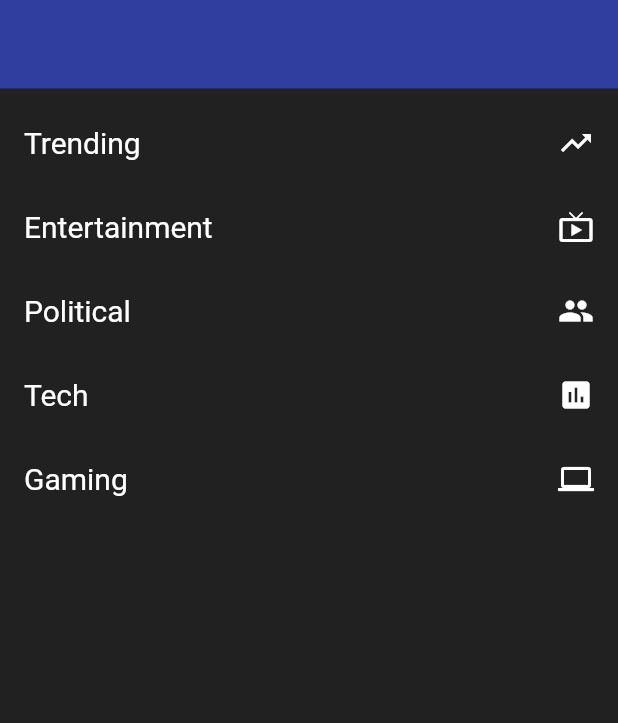
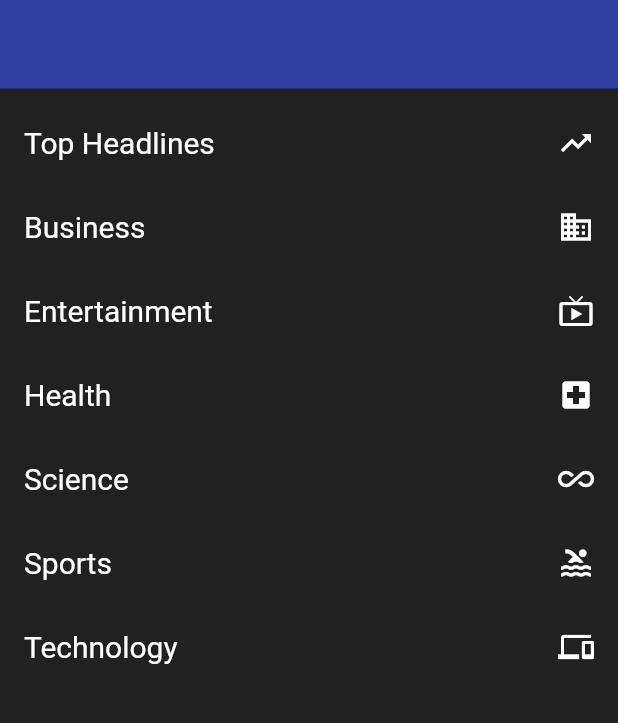
Before and after one commit to SAGAR-RUDAGI/NewsFlix, a Flutter app: what menuList() shows on an empty page, opened directly, on a phone screen of 412 x 824 dp, the part 153-876 px from its top. Run offline on Flutter 3.47's test engine with Material 2 defaults, Android fonts, the phone set to English and light mode, and no system bars; our stand-ins replace webview_flutter; network calls fail.

```diff
--- a/newsflix3/lib/Routes/entertainmentRoute.dart
+++ b/newsflix3/lib/Routes/entertainmentRoute.dart
@@ -3,10 +3,34 @@ import 'package:flutter/material.dart';
 class EntertainmentRoute extends StatelessWidget{
   @override
   Widget build(BuildContext context){
-    return Scaffold(
-      appBar: AppBar(
-        title: Text("Entertainment News")
+    return MaterialApp(
+      home: DefaultTabController(
+        length: choices.length,
+        child: Scaffold(
+          appBar: AppBar(
+            title: Text("Entertainment News"),
+            backgroundColor: Colors.indigo[700],
+          //   bottom: TabBar(tabs: choices.map((Choice choice){
+          //     return Tab(
+          //       text: choice.title,
+          //       icon: Icon(choice.icon)
+          //     );
+          //   }).toList(),
+          // ),
+        )),
       ),
     );
   }
 }
+
+class Choice {
+  const Choice({this.title, this.icon});
+
+  final String title;
+  final IconData icon;
+}
+
+const List<Choice> choices = const <Choice>[
+  const Choice(title: 'Regional', icon: Icons.directions_car),
+  const Choice(title: 'International', icon: Icons.directions_bike),
+];
--- a/newsflix3/lib/Routes/politicalRoute.dart
+++ b/newsflix3/lib/Routes/politicalRoute.dart
@@ -5,7 +5,8 @@ class PoliticalRoute extends StatelessWidget{
   Widget build(BuildContext context){
     return Scaffold(
       appBar: AppBar(
-        title: Text("Political News")
+        title: Text("Political News"),
+          backgroundColor: Colors.indigo[700],
       ),
     );
   }
--- a/newsflix3/lib/Routes/techRoute.dart
+++ b/newsflix3/lib/Routes/techRoute.dart
@@ -5,7 +5,8 @@ class TechRoute extends StatelessWidget{
   Widget build(BuildContext context){
     return Scaffold(
       appBar: AppBar(
-        title: Text("Tech News")
+        title: Text("Tech News"),
+          backgroundColor: Colors.indigo[700],
       ),
     );
   }
--- a/newsflix3/lib/Routes/trendingRoute.dart
+++ b/newsflix3/lib/Routes/trendingRoute.dart
@@ -5,7 +5,8 @@ class TrendingRoute extends StatelessWidget{
   Widget build(BuildContext context){
     return Scaffold(
       appBar: AppBar(
-        title: Text("Trending News")
+        title: Text("Trending News"),
+          backgroundColor: Colors.indigo[700],
       ),
     );
   }
--- /dev/null
+++ b/newsflix3/lib/models/article_model.dart
@@ -0,0 +1,12 @@
+class ArticleModel{
+
+  String title;
+  String description;
+  String url;
+  String urlToImage;
+  String content;
+
+  ArticleModel({this.title, this.description, url, this.urlToImage, this.content}); //this.description,
+
+
+}
--- a/newsflix3/lib/navigationDrawer.dart
+++ b/newsflix3/lib/navigationDrawer.dart
@@ -1,9 +1,7 @@
 import 'package:flutter/material.dart';
-import 'package:newsflix3/Routes/trendingRoute.dart';
-import 'Routes/entertainmentRoute.dart';
-import 'Routes/politicalRoute.dart';
-import 'Routes/gamingRoute.dart';
-import 'Routes/techRoute.dart';
+import 'package:newsflix3/views/categoryNews.dart';
+import 'package:newsflix3/views/home.dart';
+
 
 class NavigationDrawer extends StatelessWidget {
   @override
@@ -27,30 +25,43 @@ Widget menuList(context) {
                     child: Text(
                       "NewsFlix",
                       style: TextStyle(color: Colors.white, fontSize: 30.0),
-                    )
-                  )
+                    ))
               ],
             ),
             decoration: BoxDecoration(
               color: Colors.indigo[700],
-            )
-            ),
-        ListTile(
+            )),
+            ListTile(
           onTap: () {
             Navigator.push(
               context,
-              MaterialPageRoute(builder: (context) => TrendingRoute()),
+              MaterialPageRoute(builder: (context) => Home()),
             );
           },
           trailing: Icon(Icons.trending_up, color: Colors.white),
-          title: Text("Trending",
+          title: Text("Top Headlines",
               style: TextStyle(color: Colors.white, fontSize: 20)),
         ),
         ListTile(
           onTap: () {
             Navigator.push(
               context,
-              MaterialPageRoute(builder: (context) => EntertainmentRoute()),
+              MaterialPageRoute(builder: (context) => CategoryNews(
+                category: "business"
+              )),
+            );
+          },
+          trailing: Icon(Icons.business, color: Colors.white),
+          title: Text("Business",
+              style: TextStyle(color: Colors.white, fontSize: 20)),
+        ),
+        ListTile(
+          onTap: () {
+            Navigator.push(
+              context,
+              MaterialPageRoute(builder: (context) => CategoryNews(
+                category: "entertainment"
+              )),
             );
           },
           trailing: Icon(Icons.live_tv, color: Colors.white),
@@ -61,33 +72,52 @@ Widget menuList(context) {
           onTap: () {
             Navigator.push(
               context,
-              MaterialPageRoute(builder: (context) => PoliticalRoute()),
+              MaterialPageRoute(builder: (context) => CategoryNews(
+                category: "health"
+              )),
             );
           },
-          trailing: Icon(Icons.group, color: Colors.white),
-          title: Text("Political",
+          trailing: Icon(Icons.local_hospital, color: Colors.white),
+          title: Text("Health",
               style: TextStyle(color: Colors.white, fontSize: 20)),
         ),
         ListTile(
           onTap: () {
             Navigator.push(
               context,
-              MaterialPageRoute(builder: (context) => TechRoute()),
+              MaterialPageRoute(builder: (context) => CategoryNews(
+                category: "science"
+              )),
             );
           },
-          trailing: Icon(Icons.insert_chart, color: Colors.white),
-          title: Text("Tech",
+          trailing: Icon(Icons.all_inclusive, color: Colors.white),
+          title:
+              Text("Science", style: TextStyle(color: Colors.white, fontSize: 20)),
+        ),
+        ListTile(
+          onTap: () {
+            Navigator.push(
+              context,
+              MaterialPageRoute(builder: (context) => CategoryNews(
+                category: "sports"
+              )),
+            );
+          },
+          trailing: Icon(Icons.pool, color: Colors.white),
+          title: Text("Sports",
               style: TextStyle(color: Colors.white, fontSize: 20)),
         ),
         ListTile(
           onTap: () {
             Navigator.push(
               context,
-              MaterialPageRoute(builder: (context) => GamingRoute()),
+              MaterialPageRoute(builder: (context) => CategoryNews(
+                category: "technology"
+              )),
             );
           },
-          trailing: Icon(Icons.laptop, color: Colors.white),
-          title: Text("Gaming",
+          trailing: Icon(Icons.devices, color: Colors.white),
+          title: Text("Technology",
               style: TextStyle(color: Colors.white, fontSize: 20)),
         ),
       ],
```
Also changed, not shown: newsflix3/lib/Routes/gamingRoute.dart (+4 -3 lines), newsflix3/lib/helper/news.dart (added, +57 -0 lines), newsflix3/lib/main.dart (+3 -18 lines), newsflix3/lib/views/articleView.dart (added, +30 -0 lines), newsflix3/lib/views/categoryNews.dart (added, +76 -0 lines), newsflix3/lib/views/home.dart (added, +114 -0 lines), newsflix3/pubspec.yaml (+6 -1 lines), newsflix3/pubspec.lock, 1 other file.
